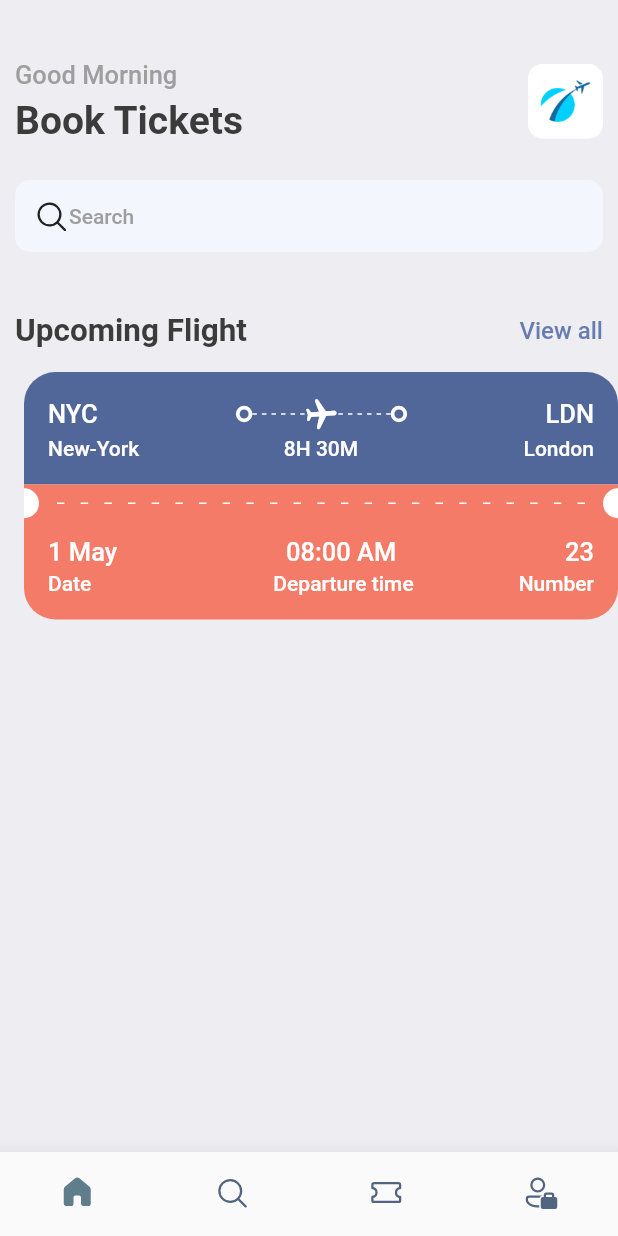
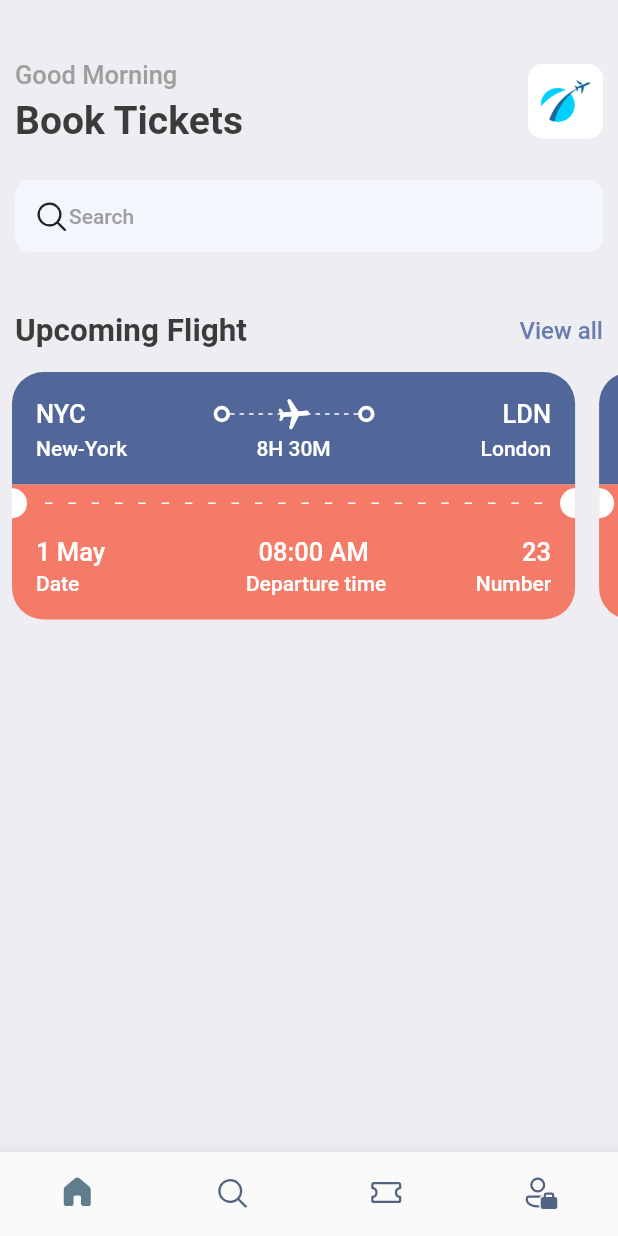
Before and after one commit to its-asaduzzaman/air_ticket_flutter, a Flutter app: the screen it shows after launch, on a phone screen of 412 x 824 dp. Run offline on Flutter 3.47's test engine with Material 2 defaults, Android fonts, the phone set to English and light mode, and no system bars; our stand-ins replace fluentui_icons, gap.

Commit message:
ticket slid part done

```diff
--- a/lib/screens/home_screen.dart
+++ b/lib/screens/home_screen.dart
@@ -88,7 +88,16 @@ class HomeScreen extends StatelessWidget {
             ),
           ),
           const Gap(15),
-          TicketView(),
+          SingleChildScrollView(
+            scrollDirection: Axis.horizontal,
+            padding: const EdgeInsets.only(left: 8),
+            child: Row(
+              children: [
+                TicketView(),
+                TicketView(),
+              ],
+            ),
+          ),
         ],
       ),
     );
--- a/lib/screens/ticket_view.dart
+++ b/lib/screens/ticket_view.dart
@@ -12,11 +12,11 @@ class TicketView extends StatelessWidget {
   Widget build(BuildContext context) {
     final size = AppLayout.getSize(context);
     return SizedBox(
-      width: size.width,
+      width: size.width * 0.95,
       height: 200,
       child: Container(
         margin: const EdgeInsets.only(
-          left: 16,
+          right: 16,
         ),
         child: Column(
           children: [
@@ -189,7 +189,8 @@ class TicketView extends StatelessWidget {
               ),
             ),
             Container(
-              padding: EdgeInsets.only(left: 16,top: 10,right: 16, bottom: 16),
+              padding:
+                  EdgeInsets.only(left: 16, top: 10, right: 16, bottom: 16),
               decoration: BoxDecoration(
                 color: Styles.orangeColor,
                 borderRadius: BorderRadius.only(
@@ -237,9 +238,8 @@ class TicketView extends StatelessWidget {
                         padding: const EdgeInsets.only(left: 30),
                         child: Text(
                           'Departure time',
-                          style:
-                              Styles.headLineStyle4.copyWith(color: Colors.white),
-
+                          style: Styles.headLineStyle4
+                              .copyWith(color: Colors.white),
                         ),
                       ),
                       const Spacer(),
```
